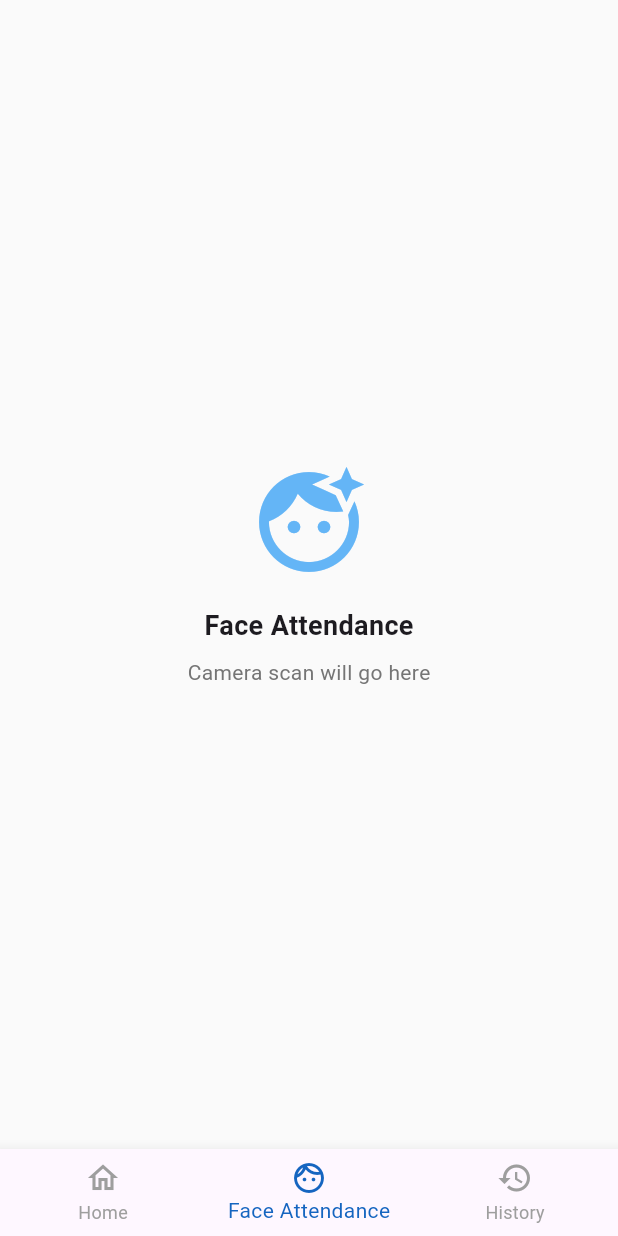
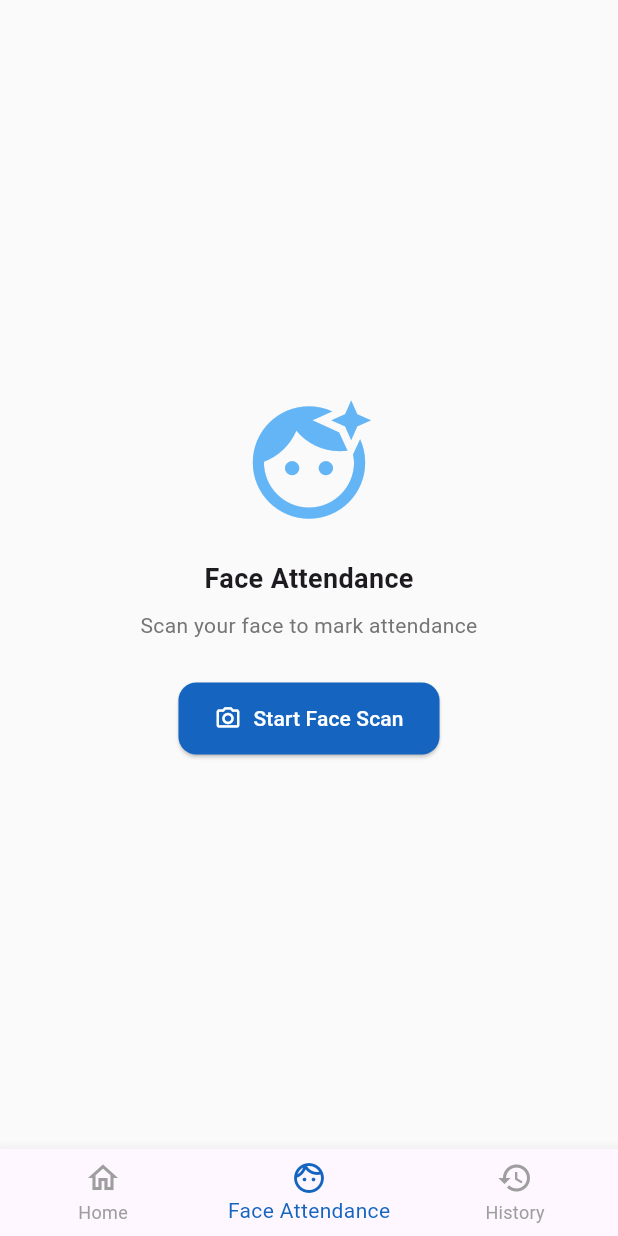
Before and after one commit to Diyapatil755/EDI_Project, a Flutter app: the HomeScreen screen opened directly, item 2 of the bottom bar chosen, on a phone screen of 412 x 824 dp. Run offline on Flutter 3.47's test engine with Material 3 defaults, Android fonts, the phone set to English and light mode, and no system bars; our stand-ins replace firebase_core; accounts and stored records are empty.

Commit message:
Added face attendance scan UI

```diff
--- a/lib/home_screen.dart
+++ b/lib/home_screen.dart
@@ -143,21 +143,112 @@ class DashboardTab extends StatelessWidget {
   }
 }
 
-class FaceAttendanceTab extends StatelessWidget {
+class FaceAttendanceTab extends StatefulWidget {
   const FaceAttendanceTab({super.key});
+
+  @override
+  State<FaceAttendanceTab> createState() => _FaceAttendanceTabState();
+}
+
+enum ScanState { idle, scanning, success }
+
+class _FaceAttendanceTabState extends State<FaceAttendanceTab> {
+  ScanState state = ScanState.idle;
+  final Color primaryBlue = const Color(0xFF1565C0);
+
+  void startScan() async {
+    setState(() => state = ScanState.scanning);
+
+    await Future.delayed(const Duration(seconds: 2));
+
+    setState(() => state = ScanState.success);
+  }
+
+  void resetScan() {
+    setState(() => state = ScanState.idle);
+  }
 
   @override
   Widget build(BuildContext context) {
     return Center(
+      child: Padding(
+        padding: const EdgeInsets.all(24),
         child: Column(
           mainAxisAlignment: MainAxisAlignment.center,
           children: [
-          Icon(Icons.face_retouching_natural, size: 80, color: Colors.blue.shade300),
-          const SizedBox(height: 16),
+            if (state == ScanState.idle) ...[
+              Icon(Icons.face_retouching_natural, size: 90, color: Colors.blue.shade300),
+              const SizedBox(height: 20),
               const Text("Face Attendance", style: TextStyle(fontSize: 18, fontWeight: FontWeight.bold)),
               const SizedBox(height: 8),
-          Text("Camera scan will go here", style: TextStyle(color: Colors.grey.shade600)),
+              Text(
+                "Scan your face to mark attendance",
+                style: TextStyle(color: Colors.grey.shade600),
+                textAlign: TextAlign.center,
+              ),
+              const SizedBox(height: 28),
+              ElevatedButton.icon(
+                onPressed: startScan,
+                icon: const Icon(Icons.camera_alt_outlined, color: Colors.white),
+                label: const Text("Start Face Scan", style: TextStyle(color: Colors.white)),
+                style: ElevatedButton.styleFrom(
+                  backgroundColor: primaryBlue,
+                  padding: const EdgeInsets.symmetric(horizontal: 24, vertical: 14),
+                  shape: RoundedRectangleBorder(borderRadius: BorderRadius.circular(12)),
+                ),
+              ),
             ],
+
+            if (state == ScanState.scanning) ...[
+              Container(
+                width: 220,
+                height: 220,
+                decoration: BoxDecoration(
+                  color: Colors.grey.shade200,
+                  shape: BoxShape.circle,
+                  border: Border.all(color: primaryBlue, width: 3),
+                ),
+                child: Icon(Icons.face, size: 100, color: primaryBlue),
+              ),
+              const SizedBox(height: 24),
+              CircularProgressIndicator(color: primaryBlue),
+              const SizedBox(height: 16),
+              const Text("Scanning your face...", style: TextStyle(fontSize: 15)),
+            ],
+
+            if (state == ScanState.success) ...[
+              Container(
+                width: 100,
+                height: 100,
+                decoration: BoxDecoration(
+                  color: Colors.green.shade50,
+                  shape: BoxShape.circle,
+                ),
+                child: Icon(Icons.check_circle, size: 70, color: Colors.green.shade600),
+              ),
+              const SizedBox(height: 20),
+              const Text(
+                "Attendance Marked Successfully",
+                style: TextStyle(fontSize: 17, fontWeight: FontWeight.bold),
+                textAlign: TextAlign.center,
+              ),
+              const SizedBox(height: 8),
+              Text(
+                "Checked in at ${TimeOfDay.now().format(context)}",
+                style: TextStyle(color: Colors.grey.shade600),
+              ),
+              const SizedBox(height: 28),
+              OutlinedButton(
+                onPressed: resetScan,
+                style: OutlinedButton.styleFrom(
+                  padding: const EdgeInsets.symmetric(horizontal: 24, vertical: 12),
+                  shape: RoundedRectangleBorder(borderRadius: BorderRadius.circular(12)),
+                ),
+                child: const Text("Scan Again"),
+              ),
+            ],
+          ],
+        ),
       ),
     );
   }
```
Lines whose indentation alone changed are shown as unchanged.
